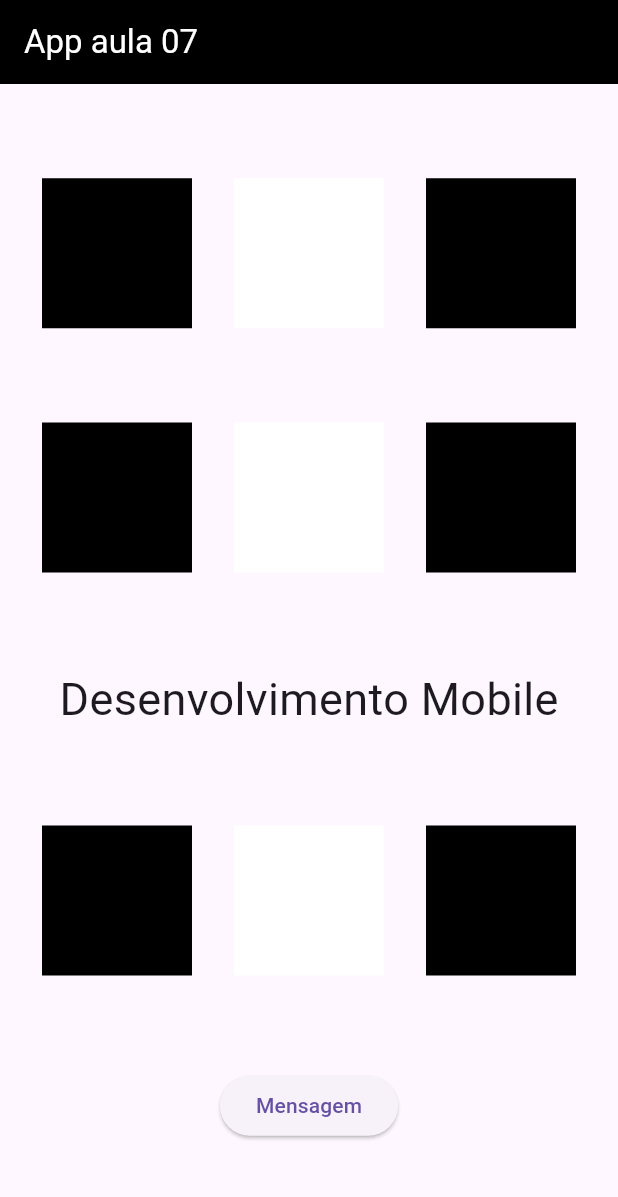
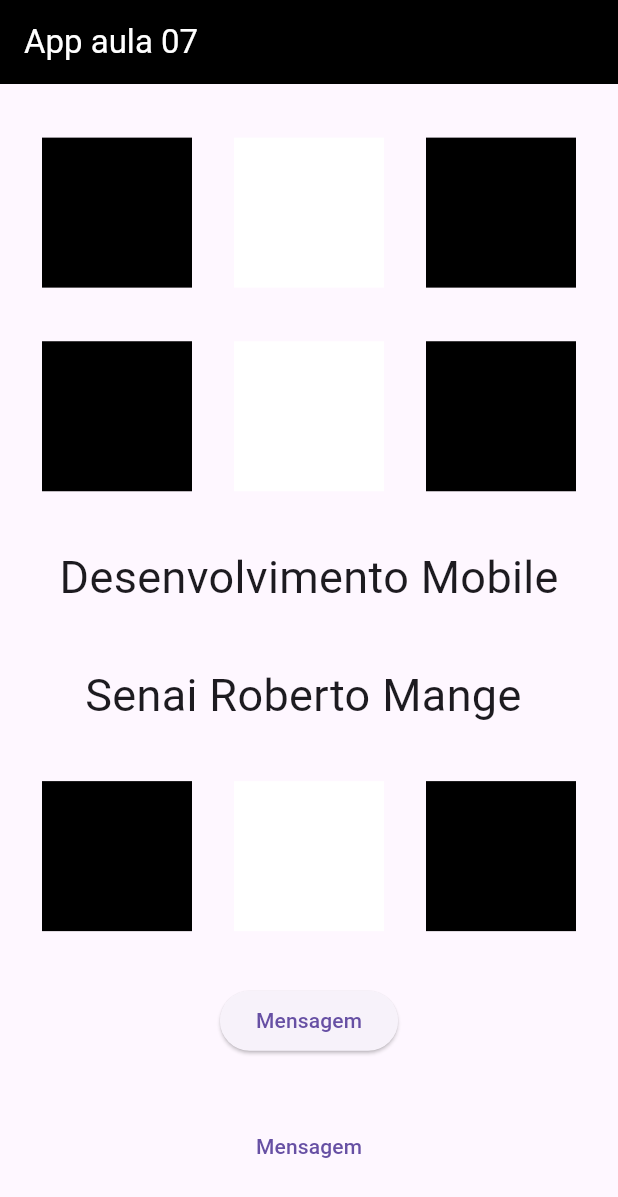
Before and after one commit to LucasSantino/Desen.Mobile_LucasSantino, a Flutter app: the screen it shows after launch, on a phone screen of 412 x 824 dp. Shown: the top 1197 px of the screen. Run offline on Flutter 3.47's test engine with Material 3 defaults, Android fonts, the phone set to English and light mode, and no system bars.

Commit message:
Update main.dart

```diff
--- a/Aula7/app3aula07tb/lib/main.dart
+++ b/Aula7/app3aula07tb/lib/main.dart
@@ -1,4 +1,3 @@
-
 import 'package:flutter/material.dart';
 
 void main() {
@@ -40,6 +39,7 @@ body: Center(
         ],
       ),
       Text("Desenvolvimento Mobile",style: TextStyle(fontSize: 30),),
+      Text("Senai Roberto Mange ",style: TextStyle(fontSize: 30),),
       Row(
         mainAxisAlignment: MainAxisAlignment.spaceEvenly,
         children: [
@@ -52,6 +52,9 @@ body: Center(
         print("Desenvolvimento Mobile");
 
       }, child: Text("Mensagem")),
+      TextButton(onPressed: (){
+      print("SENAI ROBERTO MANGE ");
+      }, child: Text("Mensagem"))
 
     ],
   ),
```
